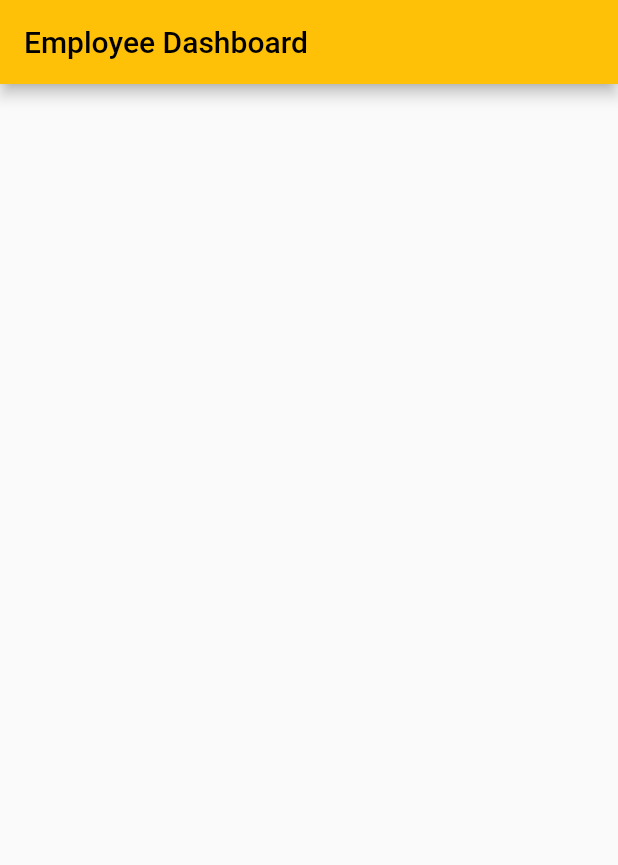
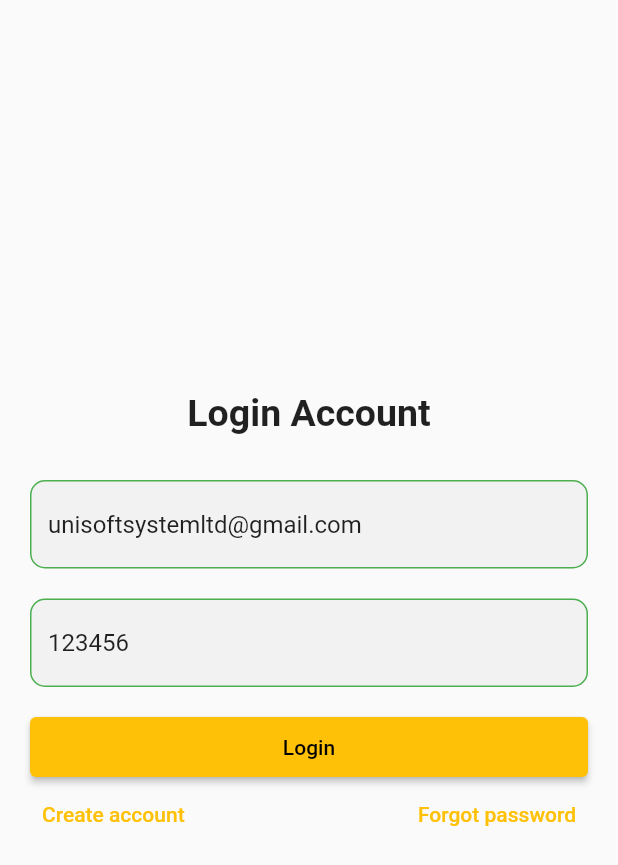
Before and after one commit to giasuddin2548/flutter_firebase_all, a Flutter app: the screen it shows after launch, on a phone screen of 412 x 824 dp. Shown: the top 865 px of the screen. Run offline on Flutter 3.47's test engine with Material 2 defaults, Android fonts, the phone set to English and light mode, and no system bars; our stand-ins replace cloud_firestore, firebase_core; accounts and stored records are empty.

Commit message:
pages added

```diff
--- /dev/null
+++ b/lib/editor.dart
@@ -0,0 +1,49 @@
+
+import 'package:flutter/material.dart';
+
+class MyTextField extends StatelessWidget {
+  TextEditingController controller;
+  String name;
+
+  MyTextField(this.controller,this.name, {super.key});
+
+  @override
+  Widget build(BuildContext context) {
+    return TextField(
+      enabled: true, // to trigger disabledBorder
+      decoration:  InputDecoration(
+        filled: true,
+        fillColor: const Color(0xFFF2F2F2),
+        focusedBorder: const OutlineInputBorder(
+          borderRadius: BorderRadius.all(Radius.circular(10)),
+          borderSide: BorderSide(width: 1,color: Colors.red),
+        ),
+        disabledBorder: const OutlineInputBorder(
+          borderRadius: BorderRadius.all(Radius.circular(10)),
+          borderSide: BorderSide(width: 1,color: Colors.orange),
+        ),
+        enabledBorder: const OutlineInputBorder(
+          borderRadius: BorderRadius.all(Radius.circular(10)),
+          borderSide: BorderSide(width: 1,color: Colors.green),
+        ),
+        border: const OutlineInputBorder(
+            borderRadius: BorderRadius.all(Radius.circular(10)),
+            borderSide: BorderSide(width: 1,)
+        ),
+        errorBorder: const OutlineInputBorder(
+            borderRadius: BorderRadius.all(Radius.circular(10)),
+            borderSide: BorderSide(width: 1,color: Colors.black)
+        ),
+        focusedErrorBorder: const OutlineInputBorder(
+            borderRadius: BorderRadius.all(Radius.circular(10)),
+            borderSide: BorderSide(width: 1,color: Colors.yellowAccent)
+        ),
+        hintText: name,
+        hintStyle: const TextStyle(fontSize: 16,color: Color(0xFFB3B1B1)),
+      ),
+      controller: controller,
+      // onChanged: _authenticationFormBloc.onPasswordChanged,
+      obscureText: false,
+    );
+  }
+}
--- a/lib/main.dart
+++ b/lib/main.dart
@@ -1,4 +1,4 @@
-import 'package:emplyee_panel/views/home_screen.dart';
+import 'package:emplyee_panel/views/login_screen.dart';
 import 'package:firebase_core/firebase_core.dart';
 import 'package:flutter/material.dart';
 
@@ -17,11 +17,12 @@ class MyApp extends StatelessWidget {
   @override
   Widget build(BuildContext context) {
     return MaterialApp(
+      debugShowCheckedModeBanner: false,
       title: 'Employee Dashboard',
       theme: ThemeData(
         primarySwatch: Colors.amber,
       ),
-      home: const HomeScreen(),
+      home: const LoginScreen(),
     );
   }
 }
--- /dev/null
+++ b/lib/utils.dart
@@ -0,0 +1,8 @@
+
+import 'package:flutter/material.dart';
+
+class MyUtils{
+  static showSnackBar(String msg, BuildContext context){
+    ScaffoldMessenger.of(context).showSnackBar(SnackBar(content: Text(msg)));
+  }
+}
--- a/lib/views/home_screen.dart
+++ /dev/null
@@ -1,18 +0,0 @@
-import 'package:flutter/material.dart';
-
-class HomeScreen extends StatefulWidget {
-  const HomeScreen({Key? key}) : super(key: key);
-
-  @override
-  State<HomeScreen> createState() => _HomeScreenState();
-}
-
-class _HomeScreenState extends State<HomeScreen> {
-  @override
-  Widget build(BuildContext context) {
-    return  Scaffold(
-      appBar: AppBar(title: const Text('Employee Dashboard'),),
-      body: Container(),
-    );
-  }
-}
--- /dev/null
+++ b/lib/views/login_screen.dart
@@ -0,0 +1,88 @@
+import 'package:emplyee_panel/editor.dart';
+import 'package:emplyee_panel/utils.dart';
+import 'package:emplyee_panel/views/dashboard.dart';
+import 'package:flutter/material.dart';
+
+import 'create_screen.dart';
+
+class LoginScreen extends StatefulWidget {
+  const LoginScreen({Key? key}) : super(key: key);
+
+  @override
+  State<LoginScreen> createState() => _LoginScreenState();
+}
+
+class _LoginScreenState extends State<LoginScreen> {
+
+  var emailController=TextEditingController();
+  var passwordController=TextEditingController();
+
+  @override
+  void initState() {
+    emailController.text='unisoftsystemltd@gmail.com';
+    passwordController.text='123456';
+    super.initState();
+  }
+
+
+
+  @override
+  Widget build(BuildContext context) {
+    return  Scaffold(
+      body: Container(
+        margin: const EdgeInsets.all(10),
+        child: Column(
+          mainAxisAlignment: MainAxisAlignment.center,
+          crossAxisAlignment: CrossAxisAlignment.center,
+          children: [
+            Container(
+              margin: const EdgeInsets.all(10),
+              width: double.infinity,
+              child: Column(
+                children:  [
+                  const Text('Login Account', style: TextStyle(fontSize: 25, fontWeight: FontWeight.bold),),
+                  const SizedBox(height: 30,),
+                  MyTextField(emailController, 'Email'),
+                  const SizedBox(height: 20,),
+                  MyTextField(passwordController, 'Password'),
+                  const SizedBox(height: 20,),
+                  SizedBox(
+                    height: 40,
+                    width: double.infinity,
+                    child: ElevatedButton(
+                        onPressed: (){
+                          _login();
+                        },
+                        child: const Text('Login')
+                    ),
+                  ),
+                  const SizedBox(height: 5,),
+                  SizedBox(
+                    height: 40,
+                    width: double.infinity,
+                    child: Row(
+                      mainAxisAlignment: MainAxisAlignment.spaceBetween,
+                      children: [
+                        TextButton(onPressed: (){
+                          Navigator.push(context, MaterialPageRoute(builder: (context) =>  const CreateScreen()));
+                        }, child: const Text('Create account')),
+                        TextButton(onPressed: (){}, child: const Text('Forgot password')),
+                      ],
+                    ),
+                  ),
+
+                ],
+              ),
+            ),
+          ],
+        ),
+      ),
+    );
+  }
+
+  void _login() {
+    // Navigator.push(context, MaterialPageRoute(builder: (context) =>  const Dashboard()));
+    MyUtils.showSnackBar('Login Success', context);
+    Navigator.pushAndRemoveUntil(context, MaterialPageRoute(builder: (context) =>  const Dashboard()), (route) => false);
+  }
+}
```
Also changed, not shown: lib/models/usermodel.dart (added, +30 -0 lines), lib/services/firestore.dart (added, +10 -0 lines), lib/views/create_screen.dart (added, +97 -0 lines), lib/views/dashboard.dart (added, +47 -0 lines), 3 other files.
